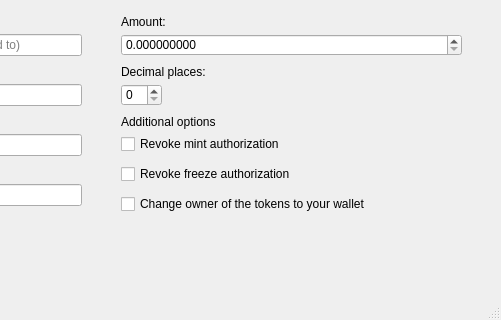
Above: ui_files/main.ui from Ufinator/solana-token-creator before the change; both pictures show x 349 to 850 and y 316 to 636 of the 850 by 636 pixel window. Below: the same form after it.
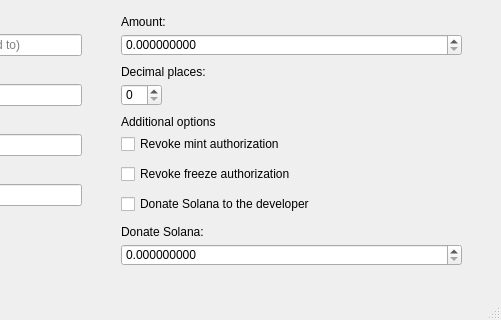
That is the form after the change.

What changed in the file:
```diff
--- a/ui_files/main.ui
+++ b/ui_files/main.ui
@@ -487,7 +487,36 @@
      </rect>
     </property>
     <property name="text">
-     <string>Change owner of the tokens to your wallet</string>
+     <string>Donate Solana to the developer</string>
+    </property>
+   </widget>
+   <widget class="QLabel" name="donateSolanaTitle">
+    <property name="geometry">
+     <rect>
+      <x>470</x>
+      <y>540</y>
+      <width>201</width>
+      <height>16</height>
+     </rect>
+    </property>
+    <property name="text">
+     <string>Donate Solana:</string>
+    </property>
+   </widget>
+   <widget class="QDoubleSpinBox" name="donateSolanaAmount">
+    <property name="geometry">
+     <rect>
+      <x>470</x>
+      <y>560</y>
+      <width>341</width>
+      <height>22</height>
+     </rect>
+    </property>
+    <property name="decimals">
+     <number>9</number>
+    </property>
+    <property name="maximum">
+     <double>1000000000000000.000000000000000</double>
     </property>
    </widget>
   </widget>
```
Left out of the diff: 4 changed lines with no effect on the pictures.
